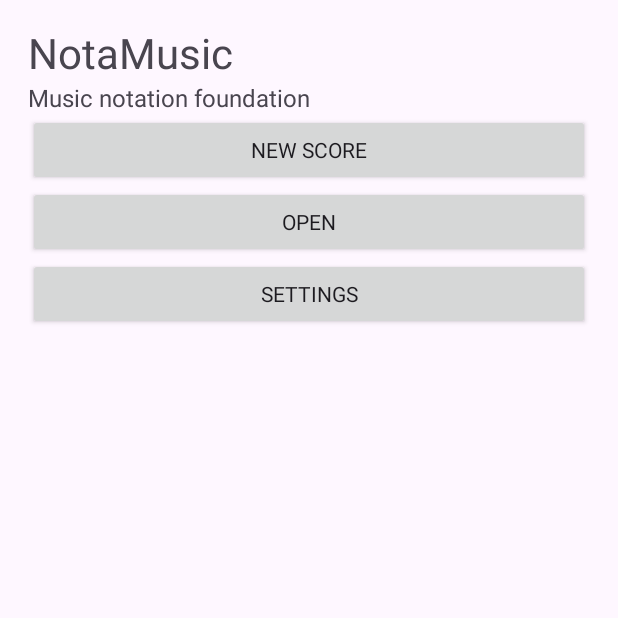
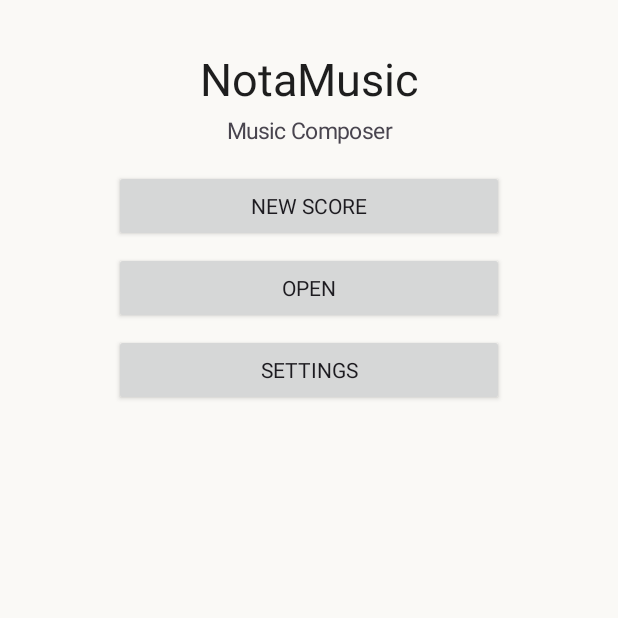
Before and after one commit to johnbidwayasouci-lgtm/NotaMusic, an Android app: the screen it shows after launch (MainActivity), on a phone screen of 412 x 824 dp, the top half of it. Run offline under Robolectric (Android 15) with nearby library versions, the light colour scheme and no system bars.

Commit message:
refactor: consolidate main application flow

```diff
--- a/app/src/main/java/org/notamusic/app/ui/MainActivity.kt
+++ b/app/src/main/java/org/notamusic/app/ui/MainActivity.kt
@@ -1,12 +1,26 @@
 package org.notamusic.app.ui
 
+import android.graphics.Color
 import android.os.Bundle
+import android.view.Gravity
 import android.widget.Button
 import android.widget.LinearLayout
 import android.widget.TextView
 import androidx.appcompat.app.AppCompatActivity
+import org.notamusic.app.ui.editor.ScoreSession
 
 class MainActivity : AppCompatActivity() {
- override fun onCreate(savedInstanceState: Bundle?) { super.onCreate(savedInstanceState); setContentView(buildHome()) }
- private fun buildHome()=LinearLayout(this).apply{ orientation=LinearLayout.VERTICAL; setPadding(28,24,28,24); addView(TextView(context).apply{ text="NotaMusic"; textSize=28f }); addView(TextView(context).apply{ text="Music notation foundation"; textSize=16f }); addView(Button(context).apply{ text="New score"; setOnClickListener{ ScoreCreationActivity.start(context) } }); addView(Button(context).apply{ text="Open"; setOnClickListener{ OpenScoresActivity.start(context) } }); addView(Button(context).apply{ text="Settings"; setOnClickListener{ SettingsActivity.start(context) } }) }
+    override fun onCreate(savedInstanceState: Bundle?) {
+        super.onCreate(savedInstanceState)
+        title = "NotaMusic"
+        val root = LinearLayout(this).apply { orientation = LinearLayout.VERTICAL; gravity = Gravity.CENTER_HORIZONTAL; setPadding(36,28,36,28); setBackgroundColor(Color.rgb(250,249,246)) }
+        root.addView(TextView(this).apply { text = "NotaMusic"; textSize = 30f; setTextColor(Color.rgb(30,30,30)); gravity = Gravity.CENTER; setPadding(0,20,0,6) }, LinearLayout.LayoutParams(-1,-2))
+        root.addView(TextView(this).apply { text = "Music Composer"; textSize = 15f; gravity = Gravity.CENTER; setPadding(0,0,0,24) })
+        fun action(label: String, onClick: () -> Unit) = Button(this).apply { text = label; setOnClickListener { onClick() }; layoutParams = LinearLayout.LayoutParams(dp(260), -2).apply { bottomMargin = 10 } }
+        root.addView(action("New score") { ScoreSession.reset(); ScoreCreationActivity.start(this) })
+        root.addView(action("Open") { OpenScoresActivity.start(this) })
+        root.addView(action("Settings") { SettingsActivity.start(this) })
+        setContentView(root)
+    }
+    private fun dp(v: Int) = (v * resources.displayMetrics.density).toInt()
 }
```
